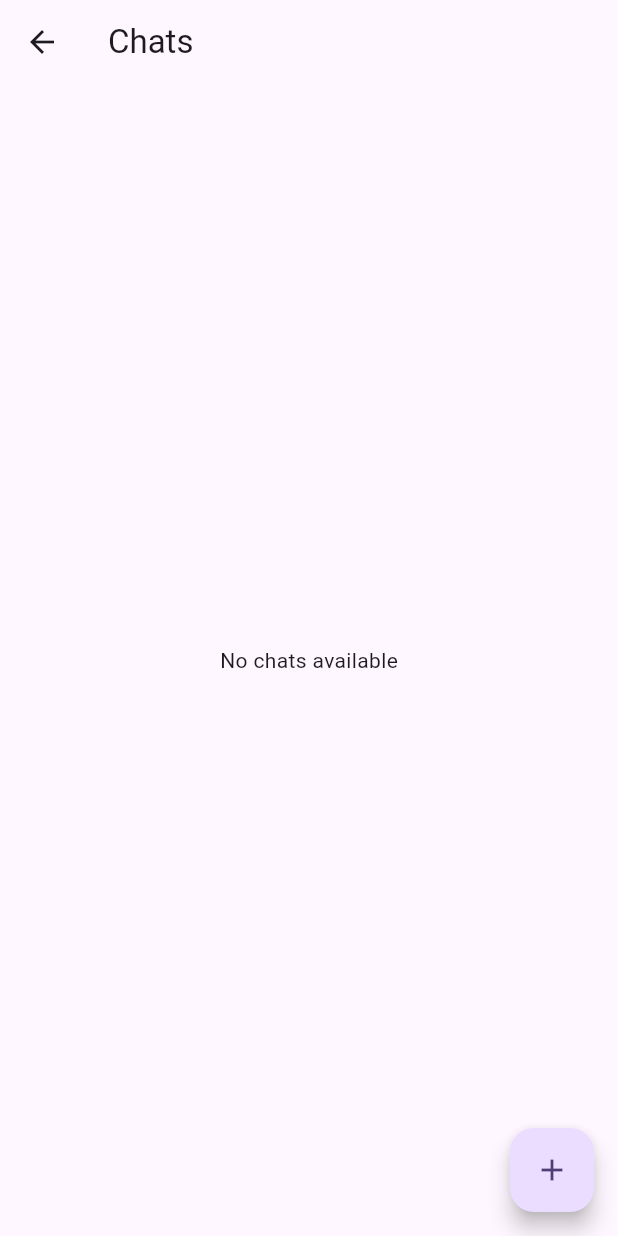
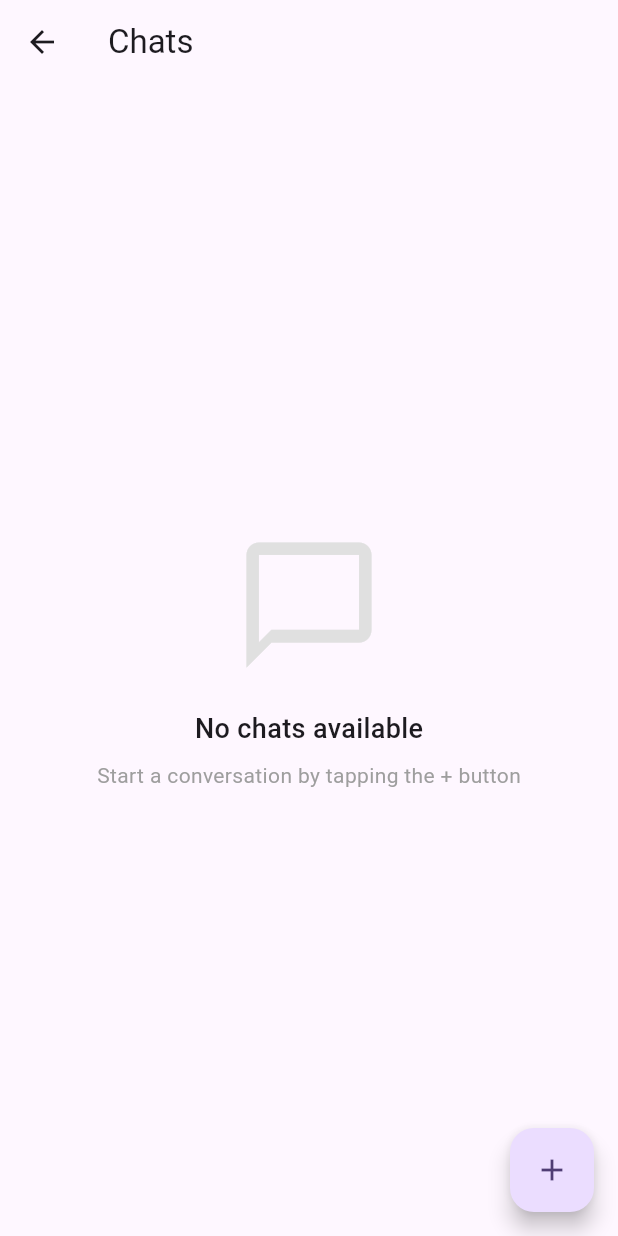
Before and after one commit to Ochiengjeck/studybuddy, a Flutter app: the ChatListScreen screen opened directly, on a phone screen of 412 x 824 dp. Run offline on Flutter 3.47's test engine with Material 3 defaults, Android fonts, the phone set to English and light mode, and no system bars; our stand-ins replace cloud_firestore, firebase_auth, firebase_core, firebase_messaging, fl_chart, flutter_dotenv and 3 more; missing offline and left inert: tencent_trtc_cloud; accounts and stored records are empty.

Commit message:
Fixed Google login and message system

```diff
--- /dev/null
+++ b/devtools_options.yaml
@@ -0,0 +1,3 @@
+description: This file stores settings for Dart & Flutter DevTools.
+documentation: https://docs.flutter.dev/tools/devtools/extensions#configure-extension-enablement-states
+extensions:
--- a/lib/screens/pages/messages/chat_list_screen.dart
+++ b/lib/screens/pages/messages/chat_list_screen.dart
@@ -6,8 +6,38 @@ import '../../../utils/modelsAndRepsositories/models_and_repositories.dart';
 import '../../../utils/providers/providers.dart';
 import 'chat_screen.dart';
 
-class ChatListScreen extends StatelessWidget {
+class ChatListScreen extends StatefulWidget {
   const ChatListScreen({super.key});
+
+  @override
+  State<ChatListScreen> createState() => _ChatListScreenState();
+}
+
+class _ChatListScreenState extends State<ChatListScreen> {
+  bool _isInitialized = false;
+
+  @override
+  void initState() {
+    super.initState();
+    // Defer initialization to avoid setState during build
+    WidgetsBinding.instance.addPostFrameCallback((_) {
+      _initializeChats();
+    });
+  }
+
+  void _initializeChats() {
+    if (!mounted || _isInitialized) return;
+
+    final appProvider = Provider.of<AppProvider>(context, listen: false);
+    final chatProvider = Provider.of<ChatProvider>(context, listen: false);
+
+    if (appProvider.currentUser?.id != null) {
+      chatProvider.loadChats(appProvider.currentUser!.id);
+      setState(() {
+        _isInitialized = true;
+      });
+    }
+  }
 
   // Validate if a string is a valid URL
   Future<bool> _isValidUrl(String? url) async {
@@ -32,15 +62,15 @@ class ChatListScreen extends StatelessWidget {
 
   @override
   Widget build(BuildContext context) {
-    final chatProvider = Provider.of<ChatProvider>(context);
     final appProvider = Provider.of<AppProvider>(context);
 
-    // Load chats if user is logged in
-    WidgetsBinding.instance.addPostFrameCallback((_) {
-      if (appProvider.currentUser?.id != null) {
-        chatProvider.loadChats(appProvider.currentUser!.id);
+    // Show loading if user is not available or chats not initialized
+    if (appProvider.currentUser?.id == null || !_isInitialized) {
+      return Scaffold(
+        appBar: AppBar(title: const Text('Chats')),
+        body: const Center(child: CircularProgressIndicator()),
+      );
     }
-    });
 
     return Scaffold(
       appBar: AppBar(title: const Text('Chats')),
@@ -50,14 +80,59 @@ class ChatListScreen extends StatelessWidget {
                 .collection('users')
                 .doc(appProvider.currentUser?.id)
                 .collection('chats')
+                .orderBy('last_message_time', descending: true)
                 .snapshots(),
         builder: (context, AsyncSnapshot snapshot) {
           if (snapshot.hasError) {
-            return Center(child: Text('Error: ${snapshot.error}'));
+            return Center(
+              child: Column(
+                mainAxisAlignment: MainAxisAlignment.center,
+                children: [
+                  Icon(Icons.error_outline, size: 64, color: Colors.grey[400]),
+                  const SizedBox(height: 16),
+                  Text('Error: ${snapshot.error}'),
+                  const SizedBox(height: 16),
+                  ElevatedButton(
+                    onPressed: () {
+                      setState(() {
+                        _isInitialized = false;
+                      });
+                      _initializeChats();
+                    },
+                    child: const Text('Try Again'),
+                  ),
+                ],
+              ),
+            );
+          }
+
+          if (snapshot.connectionState == ConnectionState.waiting) {
+            return const Center(child: CircularProgressIndicator());
           }
 
           if (!snapshot.hasData || snapshot.data!.docs.isEmpty) {
-            return const Center(child: Text('No chats available'));
+            return Center(
+              child: Column(
+                mainAxisAlignment: MainAxisAlignment.center,
+                children: [
+                  Icon(
+                    Icons.chat_bubble_outline,
+                    size: 100,
+                    color: Colors.grey[300],
+                  ),
+                  const SizedBox(height: 20),
+                  const Text(
+                    'No chats available',
+                    style: TextStyle(fontSize: 18, fontWeight: FontWeight.w500),
+                  ),
+                  const SizedBox(height: 8),
+                  const Text(
+                    'Start a conversation by tapping the + button',
+                    style: TextStyle(color: Colors.grey),
+                  ),
+                ],
+              ),
+            );
           }
 
           final chats =
@@ -89,7 +164,9 @@ class ChatListScreen extends StatelessWidget {
         final imageUrl =
             snapshot.data ??
             'https://ui-avatars.com/api/?name=${Uri.encodeComponent(chat.name)}&background=random';
-        return ListTile(
+        return Card(
+          margin: const EdgeInsets.symmetric(horizontal: 8, vertical: 4),
+          child: ListTile(
             onTap: () {
               Navigator.push(
                 context,
@@ -103,12 +180,21 @@ class ChatListScreen extends StatelessWidget {
                 ),
               );
             },
-          leading: CircleAvatar(backgroundImage: NetworkImage(imageUrl)),
-          title: Text(chat.name),
+            leading: CircleAvatar(
+              backgroundImage: NetworkImage(imageUrl),
+              onBackgroundImageError: (_, __) {},
+            ),
+            title: Text(
+              chat.name,
+              style: const TextStyle(fontWeight: FontWeight.w600),
+            ),
             subtitle: Text(
-            chat.lastMessage,
+              chat.lastMessage.isEmpty ? 'No messages yet' : chat.lastMessage,
               maxLines: 1,
               overflow: TextOverflow.ellipsis,
+              style: TextStyle(
+                color: chat.lastMessage.isEmpty ? Colors.grey : null,
+              ),
             ),
             trailing: Column(
               mainAxisAlignment: MainAxisAlignment.spaceBetween,
@@ -120,17 +206,22 @@ class ChatListScreen extends StatelessWidget {
                 ),
                 if (chat.unreadCount > 0)
                   Container(
-                  padding: const EdgeInsets.all(4),
+                    padding: const EdgeInsets.all(6),
                     decoration: const BoxDecoration(
                       color: Colors.red,
                       shape: BoxShape.circle,
                     ),
                     child: Text(
                       chat.unreadCount.toString(),
-                    style: const TextStyle(color: Colors.white, fontSize: 12),
+                      style: const TextStyle(
+                        color: Colors.white,
+                        fontSize: 12,
+                        fontWeight: FontWeight.bold,
+                      ),
                     ),
                   ),
               ],
+            ),
           ),
         );
       },
@@ -207,7 +298,9 @@ class ChatListScreen extends StatelessWidget {
                         }
 
                         if (snapshot.hasError) {
-                          return Center(child: Text('Error loading users'));
+                          return const Center(
+                            child: Text('Error loading users'),
+                          );
                         }
 
                         if (!snapshot.hasData || snapshot.data!.docs.isEmpty) {
@@ -244,6 +337,7 @@ class ChatListScreen extends StatelessWidget {
                                   leading: CircleAvatar(
                                     radius: 24,
                                     backgroundImage: NetworkImage(imageUrl),
+                                    onBackgroundImageError: (_, __) {},
                                   ),
                                   title: Text(
                                     user.fullName,
```
Also changed, not shown: flutter_launcher_icons.yaml (added, +32 -0 lines), lib/screens/pages/messages/chat_screen.dart (+95 -90 lines), lib/screens/pages/sessions/sessions_screen.dart (+19 -9 lines), lib/screens/pages/tutors/tutors_screen.dart (+148 -82 lines), lib/utils/providers/providers.dart (+21 -2 lines), pubspec.yaml (+0 -34 lines), pubspec.lock. Lines whose indentation alone changed are shown as unchanged.
